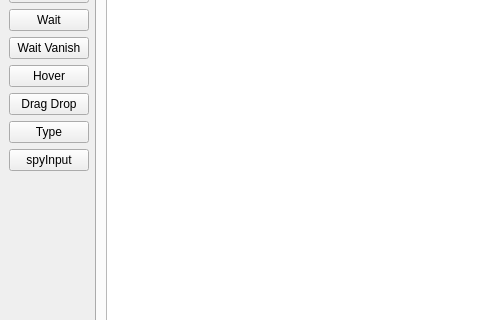
Old version of the form driver/src/Widget/MainWindow.ui in the repository ncuoolab/xtitan; both pictures show x 0 to 480 and y 159 to 479 of the 800 by 600 pixel window.
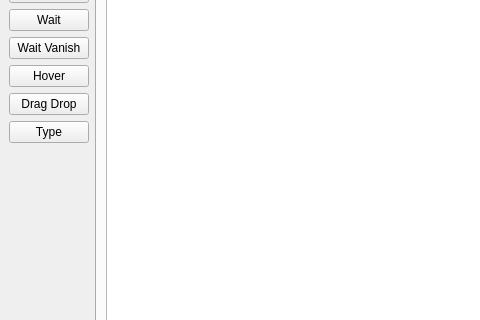
New version of the form. Custom widgets are drawn as their Qt base class.

Patch:
```diff
--- a/driver/src/Widget/MainWindow.ui
+++ b/driver/src/Widget/MainWindow.ui
@@ -106,13 +106,6 @@
           </property>
          </widget>
         </item>
-        <item>
-         <widget class="QPushButton" name="spyInput">
-          <property name="text">
-           <string>spyInput</string>
-          </property>
-         </widget>
-        </item>
         <item>
          <spacer name="verticalSpacer">
           <property name="orientation">
```
Left out of the diff: 11 changed lines with no effect on the pictures.
